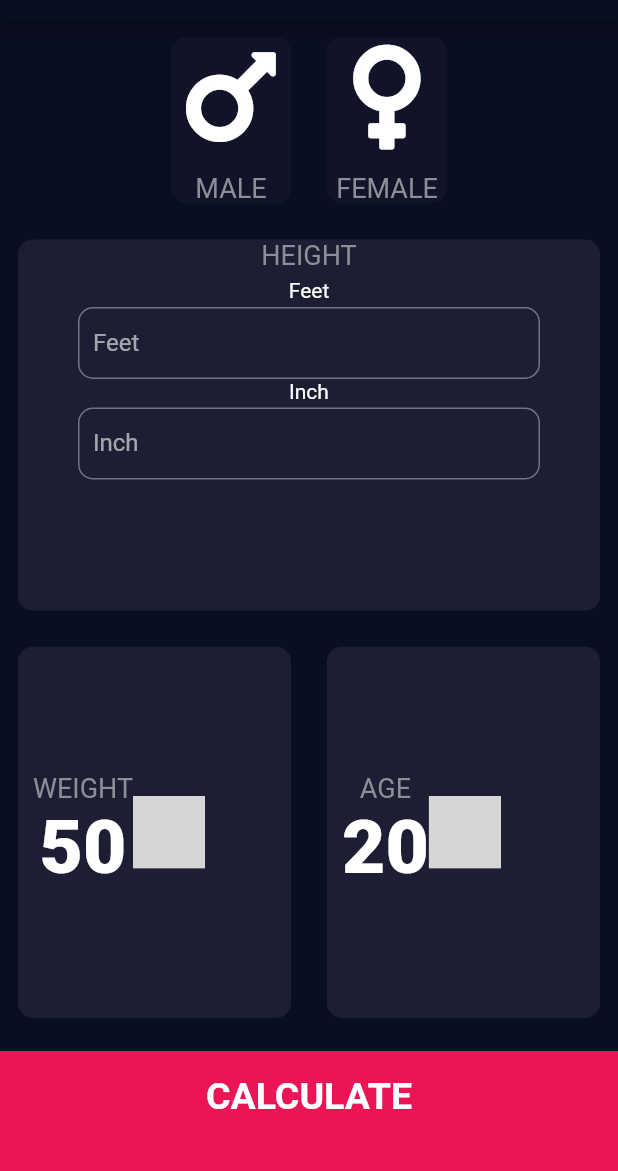
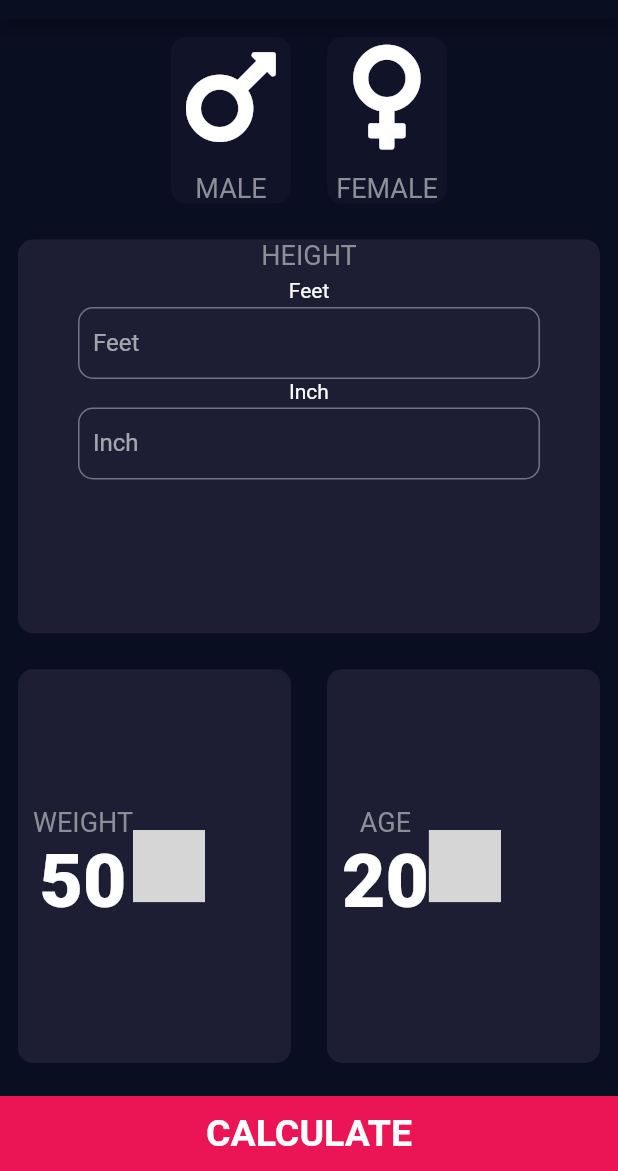
Before and after one commit to mannanshafique/BMI_Calculator, a Flutter app: the screen it shows after launch, on a phone screen of 412 x 824 dp, the part 65-1236 px from its top. Run offline on Flutter 3.47's test engine with Material 2 defaults, Android fonts, the phone set to English and light mode, and no system bars; our stand-ins replace font_awesome_flutter, numberpicker; statements that could not run were skipped; grey boxes are pictures that could not be loaded.

Commit message:
changes few things

```diff
--- a/apple/lib/Screens/input_page.dart
+++ b/apple/lib/Screens/input_page.dart
@@ -6,6 +6,7 @@ import 'package:apple/components/bottom_button.dart';
 import 'package:apple/components/resuable_card.dart';
 import 'package:apple/components/round_edit_button.dart';
 import 'package:apple/constants.dart';
+import 'package:numberpicker/numberpicker.dart';
 import 'result_page.dart';
 import 'package:apple/calculator_brain.dart';
 import 'package:font_awesome_flutter/font_awesome_flutter.dart';
--- a/apple/lib/components/bottom_button.dart
+++ b/apple/lib/components/bottom_button.dart
@@ -20,7 +20,6 @@ class BottomButton extends StatelessWidget {
         ),
         color: kBottomContainerColour,
         margin: EdgeInsets.only(top: 10.0),
-        padding: EdgeInsets.only(bottom: 20.0),
         width: double.infinity,
         height: kBottomContainerHeight,
       ),
--- a/apple/lib/constants.dart
+++ b/apple/lib/constants.dart
@@ -1,6 +1,6 @@
 import 'package:flutter/material.dart';
 
-const kBottomContainerHeight = 80.0;
+const kBottomContainerHeight = 50.0;
 const kActiveCardColour = Color(0xFF1D1E33);
 const kInactiveCardColour = Color(0xFF111328);
 const kBottomContainerColour = Color(0xFFEB1555);
```
Also changed, not shown: 1 other file.
